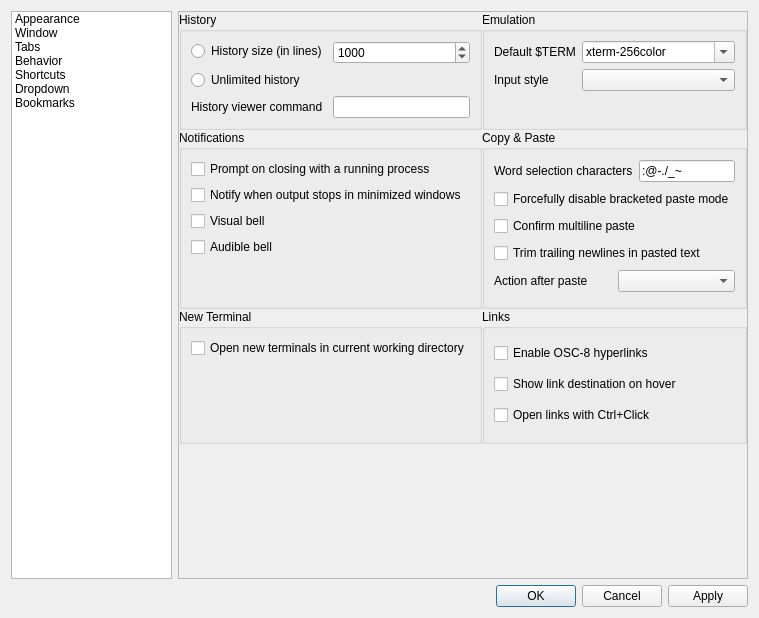
First picture: the form in src/forms/propertiesdialog.ui, repository lxqt/qterminal, before the edit.
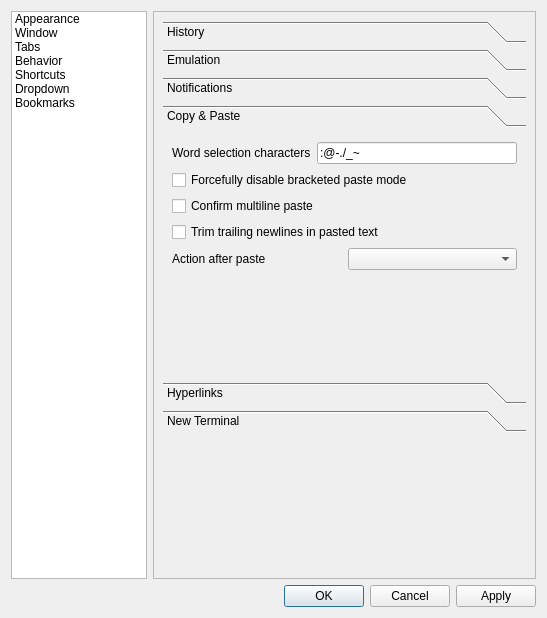
Second picture: the form after the edit. The open tabs and pages were chosen to show the change. Icons and pictures are not drawn.

Commit message: use toolbox in behavior

Patch:
```diff
--- a/src/forms/propertiesdialog.ui
+++ b/src/forms/propertiesdialog.ui
@@ -6,7 +6,7 @@
    <rect>
     <x>0</x>
     <y>0</y>
-    <width>759</width>
+    <width>547</width>
     <height>618</height>
    </rect>
   </property>
@@ -14,73 +14,6 @@
    <string>Terminal settings</string>
   </property>
   <layout class="QGridLayout" name="gridLayout_2">
-   <item row="0" column="0">
-    <widget class="QListWidget" name="listWidget">
-     <item>
-      <property name="text">
-       <string>Appearance</string>
-      </property>
-      <property name="icon">
-       <iconset theme="preferences-desktop-theme"/>
-      </property>
-     </item>
-     <item>
-      <property name="text">
-       <string>Window</string>
-      </property>
-      <property name="icon">
-       <iconset theme="preferences-system-windows"/>
-      </property>
-     </item>
-     <item>
-      <property name="text">
-       <string>Tabs</string>
-      </property>
-     </item>
-     <item>
-      <property name="text">
-       <string>Behavior</string>
-      </property>
-      <property name="icon">
-       <iconset theme="preferences-system"/>
-      </property>
-     </item>
-     <item>
-      <property name="text">
-       <string>Shortcuts</string>
-      </property>
-      <property name="icon">
-       <iconset theme="preferences-desktop-keyboard"/>
-      </property>
-     </item>
-     <item>
-      <property name="text">
-       <string>Dropdown</string>
-      </property>
-      <property name="icon">
-       <iconset theme="utilities-terminal"/>
-      </property>
-     </item>
-     <item>
-      <property name="text">
-       <string>Bookmarks</string>
-      </property>
-      <property name="icon">
-       <iconset theme="bookmark-new"/>
-      </property>
-     </item>
-    </widget>
-   </item>
-   <item row="1" column="0" colspan="2">
-    <widget class="QDialogButtonBox" name="buttonBox">
-     <property name="orientation">
-      <enum>Qt::Orientation::Horizontal</enum>
-     </property>
-     <property name="standardButtons">
-      <set>QDialogButtonBox::StandardButton::Apply|QDialogButtonBox::StandardButton::Cancel|QDialogButtonBox::StandardButton::Ok</set>
-     </property>
-    </widget>
-   </item>
    <item row="0" column="1">
     <widget class="QStackedWidget" name="stackedWidget">
      <property name="frameShape">
@@ -742,78 +675,69 @@
       </layout>
      </widget>
      <widget class="QWidget" name="behaviorPage">
-      <layout class="QVBoxLayout" name="verticalLayout_5">
-       <property name="spacing">
-        <number>0</number>
-       </property>
-       <property name="leftMargin">
-        <number>0</number>
-       </property>
-       <property name="topMargin">
-        <number>0</number>
-       </property>
-       <property name="rightMargin">
-        <number>0</number>
-       </property>
-       <property name="bottomMargin">
-        <number>0</number>
-       </property>
+      <layout class="QVBoxLayout" name="verticalLayout_5" stretch="3,1">
        <item>
-        <layout class="QGridLayout" name="gridLayout">
+        <widget class="QToolBox" name="toolBox">
+         <property name="currentIndex">
+          <number>0</number>
+         </property>
+         <widget class="QWidget" name="page">
+          <property name="geometry">
+           <rect>
+            <x>0</x>
+            <y>0</y>
+            <width>422</width>
+            <height>262</height>
+           </rect>
+          </property>
+          <attribute name="label">
+           <string>History</string>
+          </attribute>
+          <layout class="QFormLayout" name="formLayout_5">
+           <item row="0" column="0">
+            <widget class="QRadioButton" name="historyLimited">
+             <property name="text">
+              <string>History size (in lines)</string>
+             </property>
+            </widget>
+           </item>
+           <item row="0" column="1">
+            <widget class="QSpinBox" name="historyLimitedTo">
+             <property name="minimum">
+              <number>100</number>
+             </property>
+             <property name="maximum">
+              <number>1000000</number>
+             </property>
+             <property name="value">
+              <number>1000</number>
+             </property>
+            </widget>
+           </item>
+           <item row="1" column="0">
+            <widget class="QRadioButton" name="historyUnlimited">
+             <property name="text">
+              <string>Unlimited history</string>
+             </property>
+            </widget>
+           </item>
+           <item row="2" column="0">
+            <widget class="QLabel" name="label_17">
+             <property name="toolTip">
+              <string>This command will be run with an argument containing the file name of a tempfile containing the scrollback history
+Defaults to $VISUAL
+                 </string>
+             </property>
+             <property name="text">
+              <string>History viewer command</string>
+             </property>
+            </widget>
+           </item>
+           <item row="2" column="1">
+            <widget class="QLineEdit" name="handleHistoryLineEdit"/>
+           </item>
          <item row="3" column="1">
-          <widget class="QGroupBox" name="groupBox_9">
-           <property name="title">
-            <string>Links</string>
-           </property>
-           <layout class="QVBoxLayout" name="verticalLayout_12">
-            <item>
-             <widget class="QCheckBox" name="enableOsc8HyperlinksCheckBox">
-              <property name="toolTip">
-               <string>Allow applications to embed clickable hyperlinks using the OSC-8 terminal sequence</string>
-              </property>
-              <property name="text">
-               <string>Enable OSC-8 hyperlinks</string>
-              </property>
-             </widget>
-            </item>
-            <item>
-             <widget class="QCheckBox" name="showLinkTooltipsCheckBox">
-              <property name="toolTip">
-               <string>Show the destination URL when hovering over a link</string>
-              </property>
-              <property name="text">
-               <string>Show link destination on hover</string>
-              </property>
-             </widget>
-            </item>
-            <item>
-             <widget class="QCheckBox" name="openLinksByCtrlClickCheckBox">
-              <property name="toolTip">
-               <string>When enabled, links open only with Ctrl+Click or from the context menu. When disabled, a plain click opens the link.</string>
-              </property>
-              <property name="text">
-               <string>Open links with Ctrl+Click</string>
-              </property>
-             </widget>
-            </item>
-           </layout>
-          </widget>
-         </item>
-         <item row="3" column="0">
-          <widget class="QGroupBox" name="groupBox_16">
-           <property name="title">
-            <string>New Terminal</string>
-           </property>
-           <layout class="QVBoxLayout" name="verticalLayout_17">
-            <item>
-             <widget class="QCheckBox" name="useCwdCheckBox">
-              <property name="text">
-               <string>Open new terminals in current working directory</string>
-              </property>
-             </widget>
-            </item>
-            <item>
-             <spacer name="verticalSpacer_8">
+            <spacer name="verticalSpacer_10">
               <property name="orientation">
                <enum>Qt::Orientation::Vertical</enum>
               </property>
@@ -827,84 +751,19 @@
             </item>
            </layout>
           </widget>
-         </item>
-         <item row="2" column="1">
-          <widget class="QGroupBox" name="groupBox_10">
-           <property name="title">
-            <string>Copy &amp;&amp; Paste</string>
-           </property>
-           <layout class="QVBoxLayout" name="verticalLayout_13">
-            <item>
-             <layout class="QHBoxLayout" name="horizontalLayout_9">
-              <item>
-               <widget class="QLabel" name="label_18">
-                <property name="text">
-                 <string>Word selection characters</string>
-                </property>
-               </widget>
-              </item>
-              <item>
-               <widget class="QLineEdit" name="wordCharactersLineEdit">
-                <property name="toolTip">
-                 <string>When selecting text by word, consider these characters as part of words in addition to alphanumeric characters</string>
-                </property>
-                <property name="text">
-                 <string>:@-./_~</string>
-                </property>
-               </widget>
-              </item>
-             </layout>
-            </item>
-            <item>
-             <widget class="QCheckBox" name="disableBracketedPasteModeCheckBox">
-              <property name="toolTip">
-               <string>Bracketed paste mode is useful for pasting multiline strings.</string>
-              </property>
-              <property name="text">
-               <string>Forcefully disable bracketed paste mode</string>
-              </property>
-             </widget>
-            </item>
-            <item>
-             <widget class="QCheckBox" name="confirmMultilinePasteCheckBox">
-              <property name="text">
-               <string>Confirm multiline paste</string>
-              </property>
-             </widget>
-            </item>
-            <item>
-             <widget class="QCheckBox" name="trimPastedTrailingNewlinesCheckBox">
-              <property name="text">
-               <string>Trim trailing newlines in pasted text</string>
-              </property>
-             </widget>
-            </item>
-            <item>
-             <layout class="QHBoxLayout" name="horizontalLayout_8">
-              <item>
-               <widget class="QLabel" name="label">
-                <property name="text">
-                 <string>Action after paste</string>
-                </property>
-                <property name="buddy">
-                 <cstring>motionAfterPasting_comboBox</cstring>
-                </property>
-               </widget>
-              </item>
-              <item>
-               <widget class="QComboBox" name="motionAfterPasting_comboBox"/>
-              </item>
-             </layout>
-            </item>
-           </layout>
-          </widget>
-         </item>
-         <item row="1" column="1">
-          <widget class="QGroupBox" name="groupBox_4">
-           <property name="title">
+         <widget class="QWidget" name="page_2">
+          <property name="geometry">
+           <rect>
+            <x>0</x>
+            <y>0</y>
+            <width>422</width>
+            <height>262</height>
+           </rect>
+          </property>
+          <attribute name="label">
             <string>Emulation</string>
-           </property>
-           <layout class="QFormLayout" name="formLayout_10">
+          </attribute>
+          <layout class="QFormLayout" name="formLayout_7">
             <item row="0" column="0">
              <widget class="QLabel" name="label_14">
               <property name="text">
@@ -952,79 +811,26 @@
               </property>
              </widget>
             </item>
-           </layout>
-          </widget>
-         </item>
-         <item row="1" column="0">
-          <widget class="QGroupBox" name="groupBox_11">
-           <property name="title">
-            <string>History</string>
-           </property>
-           <layout class="QFormLayout" name="formLayout_9">
-            <item row="0" column="0">
-             <widget class="QRadioButton" name="historyLimited">
-              <property name="text">
-               <string>History size (in lines)</string>
-              </property>
-             </widget>
-            </item>
-            <item row="0" column="1">
-             <widget class="QSpinBox" name="historyLimitedTo">
-              <property name="minimum">
-               <number>100</number>
-              </property>
-              <property name="maximum">
-               <number>1000000</number>
-              </property>
-              <property name="value">
-               <number>1000</number>
-              </property>
-             </widget>
-            </item>
-            <item row="1" column="0" colspan="2">
-             <widget class="QRadioButton" name="historyUnlimited">
-              <property name="text">
-               <string>Unlimited history</string>
-              </property>
-             </widget>
-            </item>
-            <item row="2" column="0">
-             <widget class="QLabel" name="label_17">
-              <property name="toolTip">
-               <string>This command will be run with an argument containing the file name of a tempfile containing the scrollback history
-Defaults to $VISUAL
-                 </string>
-              </property>
-              <property name="text">
-               <string>History viewer command</string>
-              </property>
-             </widget>
-            </item>
             <item row="2" column="1">
-             <widget class="QLineEdit" name="handleHistoryLineEdit"/>
-            </item>
-           </layout>
-          </widget>
-         </item>
-         <item row="6" column="0" colspan="2">
-          <spacer name="verticalSpacer_2">
+            <spacer name="verticalSpacer_11">
            <property name="orientation">
             <enum>Qt::Orientation::Vertical</enum>
            </property>
            <property name="sizeHint" stdset="0">
             <size>
              <width>20</width>
-             <height>13</height>
+               <height>40</height>
             </size>
            </property>
           </spacer>
          </item>
-         <item row="2" column="0">
-          <widget class="QGroupBox" name="groupBox_12">
-           <property name="title">
+          </layout>
+         </widget>
+         <widget class="QWidget" name="page_3">
+          <attribute name="label">
             <string>Notifications</string>
-           </property>
-           <layout class="QVBoxLayout" name="verticalLayout_14">
+          </attribute>
+          <layout class="QVBoxLayout" name="verticalLayout_18">
             <item>
              <widget class="QCheckBox" name="askOnExitCheckBox">
               <property name="text">
@@ -1054,6 +860,165 @@
              </widget>
             </item>
             <item>
+            <spacer name="verticalSpacer_2">
+             <property name="orientation">
+              <enum>Qt::Orientation::Vertical</enum>
+             </property>
+             <property name="sizeHint" stdset="0">
+              <size>
+               <width>20</width>
+               <height>40</height>
+              </size>
+             </property>
+            </spacer>
+           </item>
+          </layout>
+         </widget>
+         <widget class="QWidget" name="page_4">
+          <attribute name="label">
+           <string>Copy &amp;&amp; Paste</string>
+          </attribute>
+          <layout class="QVBoxLayout" name="verticalLayout_14">
+           <item>
+            <layout class="QHBoxLayout" name="horizontalLayout_9">
+             <item>
+              <widget class="QLabel" name="label_18">
+               <property name="text">
+                <string>Word selection characters</string>
+               </property>
+              </widget>
+             </item>
+             <item>
+              <widget class="QLineEdit" name="wordCharactersLineEdit">
+               <property name="toolTip">
+                <string>When selecting text by word, consider these characters as part of words in addition to alphanumeric characters</string>
+               </property>
+               <property name="text">
+                <string>:@-./_~</string>
+               </property>
+              </widget>
+             </item>
+            </layout>
+           </item>
+           <item>
+            <widget class="QCheckBox" name="disableBracketedPasteModeCheckBox">
+             <property name="toolTip">
+              <string>Bracketed paste mode is useful for pasting multiline strings.</string>
+             </property>
+             <property name="text">
+              <string>Forcefully disable bracketed paste mode</string>
+             </property>
+            </widget>
+           </item>
+           <item>
+            <widget class="QCheckBox" name="confirmMultilinePasteCheckBox">
+             <property name="text">
+              <string>Confirm multiline paste</string>
+             </property>
+            </widget>
+           </item>
+           <item>
+            <widget class="QCheckBox" name="trimPastedTrailingNewlinesCheckBox">
+             <property name="text">
+              <string>Trim trailing newlines in pasted text</string>
+             </property>
+            </widget>
+           </item>
+           <item>
+            <layout class="QHBoxLayout" name="horizontalLayout_8">
+             <item>
+              <widget class="QLabel" name="label">
+               <property name="text">
+                <string>Action after paste</string>
+               </property>
+               <property name="buddy">
+                <cstring>motionAfterPasting_comboBox</cstring>
+               </property>
+              </widget>
+             </item>
+             <item>
+              <widget class="QComboBox" name="motionAfterPasting_comboBox"/>
+             </item>
+            </layout>
+           </item>
+           <item>
+            <spacer name="verticalSpacer_9">
+             <property name="orientation">
+              <enum>Qt::Orientation::Vertical</enum>
+             </property>
+             <property name="sizeHint" stdset="0">
+              <size>
+               <width>20</width>
+               <height>40</height>
+              </size>
+             </property>
+            </spacer>
+           </item>
+          </layout>
+         </widget>
+         <widget class="QWidget" name="page_5">
+          <attribute name="label">
+           <string>Hyperlinks</string>
+          </attribute>
+          <layout class="QVBoxLayout" name="verticalLayout_13">
+           <item>
+            <widget class="QCheckBox" name="enableOsc8HyperlinksCheckBox">
+             <property name="toolTip">
+              <string>Allow applications to embed clickable hyperlinks using the OSC-8 terminal sequence</string>
+             </property>
+             <property name="text">
+              <string>Enable OSC-8 hyperlinks</string>
+             </property>
+            </widget>
+           </item>
+           <item>
+            <widget class="QCheckBox" name="showLinkTooltipsCheckBox">
+             <property name="toolTip">
+              <string>Show the destination URL when hovering over a link</string>
+             </property>
+             <property name="text">
+              <string>Show link destination on hover</string>
+             </property>
+            </widget>
+           </item>
+           <item>
+            <widget class="QCheckBox" name="openLinksByCtrlClickCheckBox">
+             <property name="toolTip">
+              <string>When enabled, links open only with Ctrl+Click or from the context menu. When disabled, a plain click opens the link.</string>
+             </property>
+             <property name="text">
+              <string>Open links with Ctrl+Click</string>
+             </property>
+            </widget>
+           </item>
+           <item>
+            <spacer name="verticalSpacer_8">
+             <property name="orientation">
+              <enum>Qt::Orientation::Vertical</enum>
+             </property>
+             <property name="sizeHint" stdset="0">
+              <size>
+               <width>20</width>
+               <height>40</height>
+              </size>
+             </property>
+            </spacer>
+           </item>
+          </layout>
+         </widget>
+         <widget class="QWidget" name="page_6">
+          <attribute name="label">
+           <string>New Terminal</string>
+          </attribute>
+          <layout class="QVBoxLayout" name="verticalLayout_19">
+           <item>
+            <widget class="QCheckBox" name="useCwdCheckBox">
+             <property name="text">
+              <string>Open new terminals in current working directory</string>
+             </property>
+            </widget>
+           </item>
+           <item>
              <spacer name="verticalSpacer_7">
               <property name="orientation">
                <enum>Qt::Orientation::Vertical</enum>
@@ -1068,8 +1033,20 @@
             </item>
            </layout>
           </widget>
-         </item>
-        </layout>
+        </widget>
+       </item>
+       <item>
+        <spacer name="verticalSpacer_12">
+         <property name="orientation">
+          <enum>Qt::Orientation::Vertical</enum>
+         </property>
+         <property name="sizeHint" stdset="0">
+          <size>
+           <width>20</width>
+           <height>40</height>
+          </size>
+         </property>
+        </spacer>
        </item>
       </layout>
      </widget>
@@ -1343,6 +1320,73 @@
      </widget>
     </widget>
    </item>
+   <item row="0" column="0">
+    <widget class="QListWidget" name="listWidget">
+     <item>
+      <property name="text">
+       <string>Appearance</string>
+      </property>
+      <property name="icon">
+       <iconset theme="preferences-desktop-theme"/>
+      </property>
+     </item>
+     <item>
+      <property name="text">
+       <string>Window</string>
+      </property>
+      <property name="icon">
+       <iconset theme="preferences-system-windows"/>
+      </property>
+     </item>
+     <item>
+      <property name="text">
+       <string>Tabs</string>
+      </property>
+     </item>
+     <item>
+      <property name="text">
+       <string>Behavior</string>
+      </property>
+      <property name="icon">
+       <iconset theme="preferences-system"/>
+      </property>
+     </item>
+     <item>
+      <property name="text">
+       <string>Shortcuts</string>
+      </property>
+      <property name="icon">
+       <iconset theme="preferences-desktop-keyboard"/>
+      </property>
+     </item>
+     <item>
+      <property name="text">
+       <string>Dropdown</string>
+      </property>
+      <property name="icon">
+       <iconset theme="utilities-terminal"/>
+      </property>
+     </item>
+     <item>
+      <property name="text">
+       <string>Bookmarks</string>
+      </property>
+      <property name="icon">
+       <iconset theme="bookmark-new"/>
+      </property>
+     </item>
+    </widget>
+   </item>
+   <item row="1" column="0" colspan="2">
+    <widget class="QDialogButtonBox" name="buttonBox">
+     <property name="orientation">
+      <enum>Qt::Orientation::Horizontal</enum>
+     </property>
+     <property name="standardButtons">
+      <set>QDialogButtonBox::StandardButton::Apply|QDialogButtonBox::StandardButton::Cancel|QDialogButtonBox::StandardButton::Ok</set>
+     </property>
+    </widget>
+   </item>
   </layout>
  </widget>
  <resources/>
```
Left out of the diff: 16 changed lines with no effect on the pictures. Lines whose indentation alone changed are shown as unchanged.
